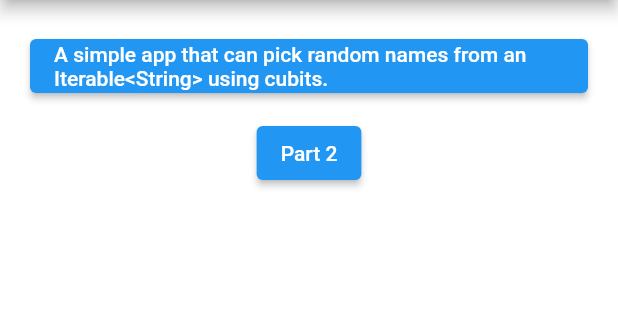
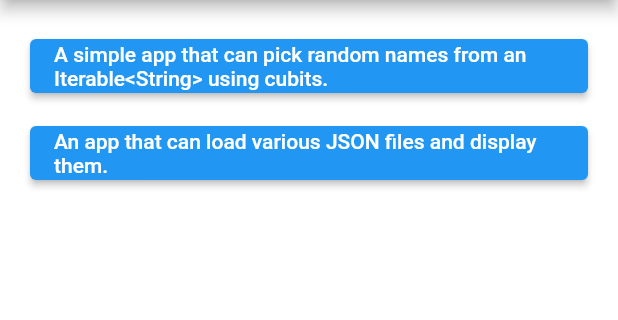
Before and after one commit to waqaralisiyal23/Flutter-Bloc-Learning-App, a Flutter app: the screen it shows after launch, on a phone screen of 412 x 824 dp, the part 84-404 px from its top. Run offline on Flutter 3.47's test engine with Material 2 defaults, Android fonts, the light colour scheme and no system bars; our stand-ins replace flutter_bloc, get.

Commit message:
Implemented Json Example

```diff
--- a/lib/codextutorials/codex_home_screen.dart
+++ b/lib/codextutorials/codex_home_screen.dart
@@ -18,12 +18,12 @@ class CodexHomeScreen extends StatelessWidget {
           child: Column(
             children: [
               ElevatedButton(
-                onPressed: () => Get.to(const CounterExampleScreen()),
+                onPressed: () => Get.to(() => const CounterExampleScreen()),
                 child: const Text('Part 1'),
               ),
               const SizedBox(height: 10),
               ElevatedButton(
-                onPressed: () => Get.to(const NewsScreen()),
+                onPressed: () => Get.to(() => const NewsScreen()),
                 child: const Text('Part 2'),
               ),
             ],
--- a/lib/codextutorials/part2/news_bloc.dart
+++ b/lib/codextutorials/part2/news_bloc.dart
@@ -2,7 +2,7 @@ import 'dart:async';
 import 'dart:convert';
 import 'package:bloclearning/res/constants.dart';
 import 'package:http/http.dart' as http;
-import 'package:bloclearning/models/news_info.dart';
+import 'package:bloclearning/codextutorials/models/news_info.dart';
 
 enum NewsAction { fetch, delete }
 
--- a/lib/codextutorials/part2/news_screen.dart
+++ b/lib/codextutorials/part2/news_screen.dart
@@ -1,5 +1,5 @@
 import 'package:bloclearning/codextutorials/part2/news_bloc.dart';
-import 'package:bloclearning/models/news_info.dart';
+import 'package:bloclearning/codextutorials/models/news_info.dart';
 import 'package:flutter/material.dart';
 import 'package:intl/intl.dart';
 
--- a/lib/helpers/custom_extensions.dart
+++ /dev/null
@@ -1,5 +0,0 @@
-import 'dart:math' as math;
-
-extension RandomElement<T> on Iterable<T> {
-  T getRandomElement() => elementAt(math.Random().nextInt(length));
-}
--- a/lib/main.dart
+++ b/lib/main.dart
@@ -1,5 +1,7 @@
+import 'package:bloclearning/vandad11hours/json_files/persons_bloc.dart';
 import 'package:bloclearning/vandad11hours/vandad_home_screen.dart';
 import 'package:flutter/material.dart';
+import 'package:flutter_bloc/flutter_bloc.dart';
 import 'package:get/get.dart';
 
 void main() {
@@ -12,7 +14,9 @@ class MyApp extends StatelessWidget {
   // This widget is the root of your application.
   @override
   Widget build(BuildContext context) {
-    return GetMaterialApp(
+    return BlocProvider(
+      create: (context) => PersonsBloc(),
+      child: GetMaterialApp(
           debugShowCheckedModeBanner: false,
           title: 'Flutter Bloc',
           theme: ThemeData(
@@ -20,7 +24,12 @@ class MyApp extends StatelessWidget {
             scaffoldBackgroundColor: Colors.white,
           ),
           // home: const CodexHomeScreen(),
-      home: const VandadHomeScreen(),
+          home: const VandadHomeScreen()
+          // home: BlocProvider(
+          //   create: (context) => PersonsBloc(),
+          //   child: ,
+          // ),
+          ),
     );
   }
 }
--- /dev/null
+++ b/lib/vandad11hours/enums/enums.dart
@@ -0,0 +1 @@
+enum PersonUrl { persons1, persons2 }
--- /dev/null
+++ b/lib/vandad11hours/helpers/custom_extensions.dart
@@ -0,0 +1,18 @@
+import 'dart:math' as math;
+
+import 'package:bloclearning/vandad11hours/enums/enums.dart';
+
+extension RandomElement<T> on Iterable<T> {
+  T getRandomElement() => elementAt(math.Random().nextInt(length));
+}
+
+extension UrlString on PersonUrl {
+  String get urlString {
+    switch (this) {
+      case PersonUrl.persons1:
+        return 'http://127.0.0.1:5500/api/persons1.json';
+      case PersonUrl.persons2:
+        return 'http://127.0.0.1:5500/api/persons2.json';
+    }
+  }
+}
--- /dev/null
+++ b/lib/vandad11hours/json_files/json_files_classes.dart
@@ -0,0 +1,50 @@
+import 'package:flutter/foundation.dart';
+import 'package:flutter/material.dart';
+
+import 'package:bloclearning/vandad11hours/enums/enums.dart';
+
+@immutable
+abstract class LoadAction {
+  const LoadAction();
+}
+
+@immutable
+class LoadPersonsAction implements LoadAction {
+  final PersonUrl url;
+
+  const LoadPersonsAction({required this.url}) : super();
+}
+
+@immutable
+class Person {
+  final String name;
+  final int age;
+
+  const Person({
+    required this.name,
+    required this.age,
+  });
+
+  factory Person.fromMap(Map<String, dynamic> json) {
+    return Person(
+      name: json['name'],
+      age: json['age'],
+    );
+  }
+}
+
+@immutable
+class FetchResult {
+  final List<Person> persons;
+  final bool isRetrievedFromCache;
+
+  const FetchResult({
+    required this.persons,
+    required this.isRetrievedFromCache,
+  });
+
+  @override
+  String toString() =>
+      'FetchResult (isRetrievedFromCache = $isRetrievedFromCache, persons = '
+      '$persons)';
+}
--- a/lib/vandad11hours/random_names/names_cubit.dart
+++ b/lib/vandad11hours/random_names/names_cubit.dart
@@ -1,4 +1,4 @@
-import 'package:bloclearning/helpers/custom_extensions.dart';
+import 'package:bloclearning/vandad11hours/helpers/custom_extensions.dart';
 import 'package:flutter_bloc/flutter_bloc.dart';
 
 class NamesCubit extends Cubit<String?> {
--- a/lib/vandad11hours/vandad_home_screen.dart
+++ b/lib/vandad11hours/vandad_home_screen.dart
@@ -1,4 +1,4 @@
-import 'package:bloclearning/codextutorials/part2/news_screen.dart';
+import 'package:bloclearning/vandad11hours/json_files/json_example_screen.dart';
 import 'package:bloclearning/vandad11hours/random_names/random_names_screen.dart';
 import 'package:flutter/material.dart';
 import 'package:get/get.dart';
@@ -18,7 +18,7 @@ class VandadHomeScreen extends StatelessWidget {
           child: Column(
             children: [
               ElevatedButton(
-                onPressed: () => Get.to(const RandomNamesScreen()),
+                onPressed: () => Get.to(() => const RandomNamesScreen()),
                 child: const Text(
                   'A simple app that can pick random names from an '
                   'Iterable<String> using cubits.',
@@ -26,8 +26,10 @@ class VandadHomeScreen extends StatelessWidget {
               ),
               const SizedBox(height: 10),
               ElevatedButton(
-                onPressed: () => Get.to(const NewsScreen()),
-                child: const Text('Part 2'),
+                onPressed: () => Get.to(() => const JsonExampleScreen()),
+                child: const Text(
+                  'An app that can load various JSON files and display them.',
+                ),
               ),
             ],
           ),
```
Also changed, not shown: api/persons1.json (added, +18 -0 lines), api/persons2.json (added, +18 -0 lines), lib/global_widgets.dart (added, +22 -0 lines), lib/vandad11hours/json_files/json_example_screen.dart (added, +74 -0 lines), lib/vandad11hours/json_files/persons_bloc.dart (added, +53 -0 lines), lib/codextutorials/models/news_info.dart (renamed from lib/models/news_info.dart), 1 other file. Lines whose indentation alone changed are shown as unchanged.
